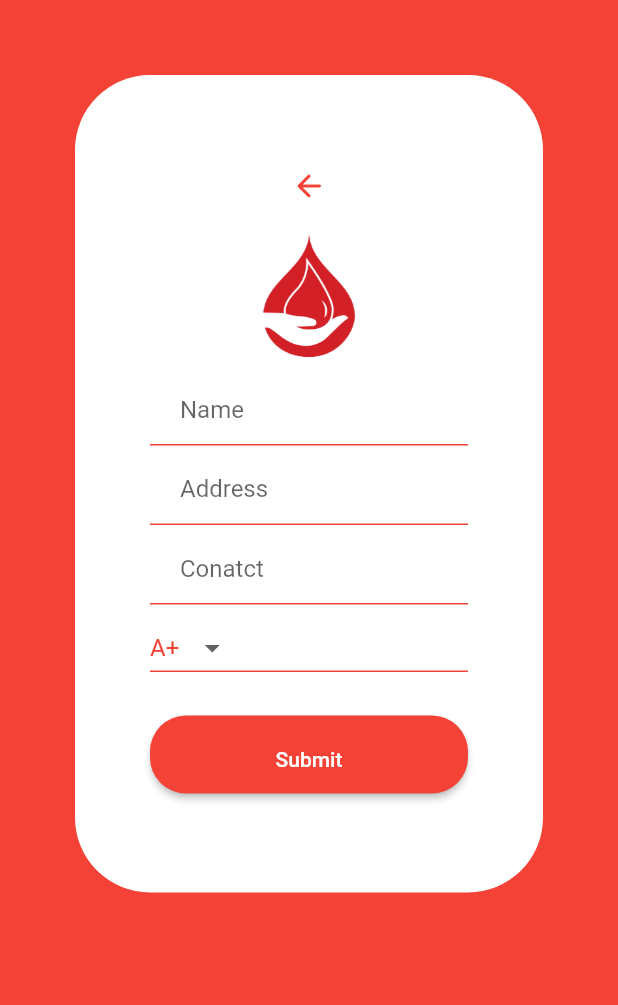
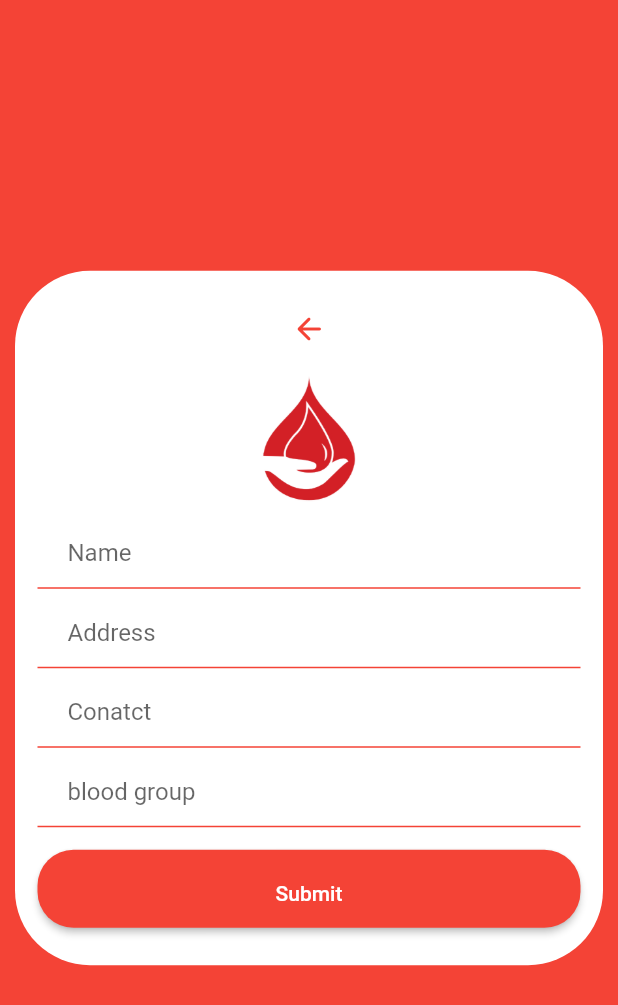
Before and after one commit to javedmughal-058/blood_donation_app_ui_in_flutter, a Flutter app: the Doner screen opened directly, on a phone screen of 412 x 824 dp. Shown: the top 1005 px of the screen. Run offline on Flutter 3.47's test engine with Material 2 defaults, Android fonts, the phone set to English and light mode, and no system bars; our stand-ins replace cool_alert.

Commit message:
Update donor_screen.dart

```diff
--- a/lib/Screens/donor_screen.dart
+++ b/lib/Screens/donor_screen.dart
@@ -4,13 +4,46 @@ import 'package:flutter/material.dart';
 
 class Doner extends StatefulWidget {
   static String tag = 'Doner-page';
-  const Doner({Key? key}) : super(key: key);
+  static String holder='';
+   Doner({Key? key}) : super(key: key);
   @override
   _DonerPageState createState() =>  _DonerPageState();
 }
 
 class _DonerPageState extends State<Doner> {
   String blood = 'A+';
+  var bloodgroup = Doner.holder;
+  void convertion(String bloodgroup) {
+
+    if (bloodgroup == 'A+') {
+      blood = 'A+';
+    }
+    if (bloodgroup == 'A-') {
+      blood = 'A-';
+    }
+    if (bloodgroup == 'B+') {
+      blood = 'B+';
+    }
+    if (bloodgroup == 'B-') {
+      blood = 'B-';
+    }
+    if (bloodgroup == 'AB+') {
+      blood = 'AB+';
+    } if (bloodgroup == 'AB-') {
+      blood = 'AB-';
+    }
+    if (bloodgroup == 'O+') {
+      blood = 'O+';
+    }
+    if (bloodgroup == 'O-') {
+      blood = 'O-';
+    }
+
+
+
+  }
+
+
   List<String> data = [
     'A+',
     'A-',
@@ -21,6 +54,9 @@ class _DonerPageState extends State<Doner> {
     'O+',
     'O-'
   ];
+
+
+
 
   @override
   Widget build(BuildContext context) {
@@ -69,30 +105,20 @@ class _DonerPageState extends State<Doner> {
         ),
       ),
     );
-    final group= DropdownButton(
-      value: blood,
-      icon: const Icon(Icons.arrow_drop_down),
-      iconSize: 24,
-      elevation: 16,
-      style: const TextStyle(color: Colors.red, fontSize: 16),
-      underline: Container(
-        height: 1,
-        color: Colors.red,
+    final group = TextFormField(
+      keyboardType: TextInputType.emailAddress,
+      autofocus: false,
+      decoration: const InputDecoration(
+        hintText: 'blood group',
+        contentPadding: EdgeInsets.fromLTRB(20.0, 10.0, 20.0, 10.0),
+        enabledBorder: UnderlineInputBorder(
+          borderSide: BorderSide(color: Colors.red),
         ),
-      onChanged: (String? newValue) {
-        setState(() {
-          data = newValue! as List<String>;
-        });
-      },
-      items: data.map<DropdownMenuItem<String>>((String value) {
-        return DropdownMenuItem<String>(
-          value: value,
-          child: Text(value),
-        );
-      }).toList(),
+      ),
+
     );
     final SigupButton = Padding(
-      padding: const EdgeInsets.symmetric(vertical: 16.0),
+      padding: const EdgeInsets.symmetric(vertical: 10.0),
       child: RaisedButton(
         shape: RoundedRectangleBorder(
           borderRadius: BorderRadius.circular(24),
@@ -114,14 +140,14 @@ class _DonerPageState extends State<Doner> {
     return Scaffold(
       backgroundColor: Colors.red,
       body: Container(
-        padding: const EdgeInsets.all(50.0),
+        padding: const EdgeInsets.fromLTRB(10, 20, 10, 20),
         decoration: const BoxDecoration(
           color: Colors.red,
           //borderRadius: BorderRadius.all(Radius.circular(50)),
         ),
+        child: Center(
           child: Container(
-
-          padding: const EdgeInsets.all(50.0),
+            padding: const EdgeInsets.all(15.0),
             decoration: const BoxDecoration(borderRadius: BorderRadius.all(Radius.circular(50),), color: Colors.white,),
             child: ListView(
               shrinkWrap: true,
@@ -149,6 +175,7 @@ class _DonerPageState extends State<Doner> {
             ),
           ),
         ),
+      ),
     );
   }
 }
```
Lines whose indentation alone changed are shown as unchanged.
